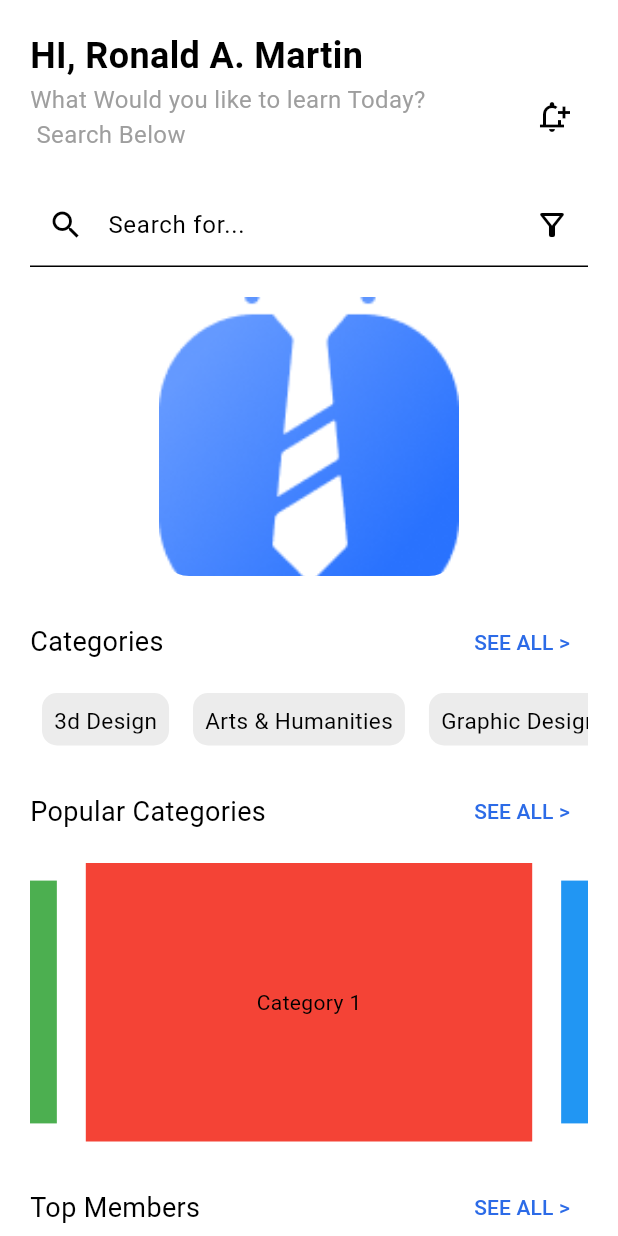
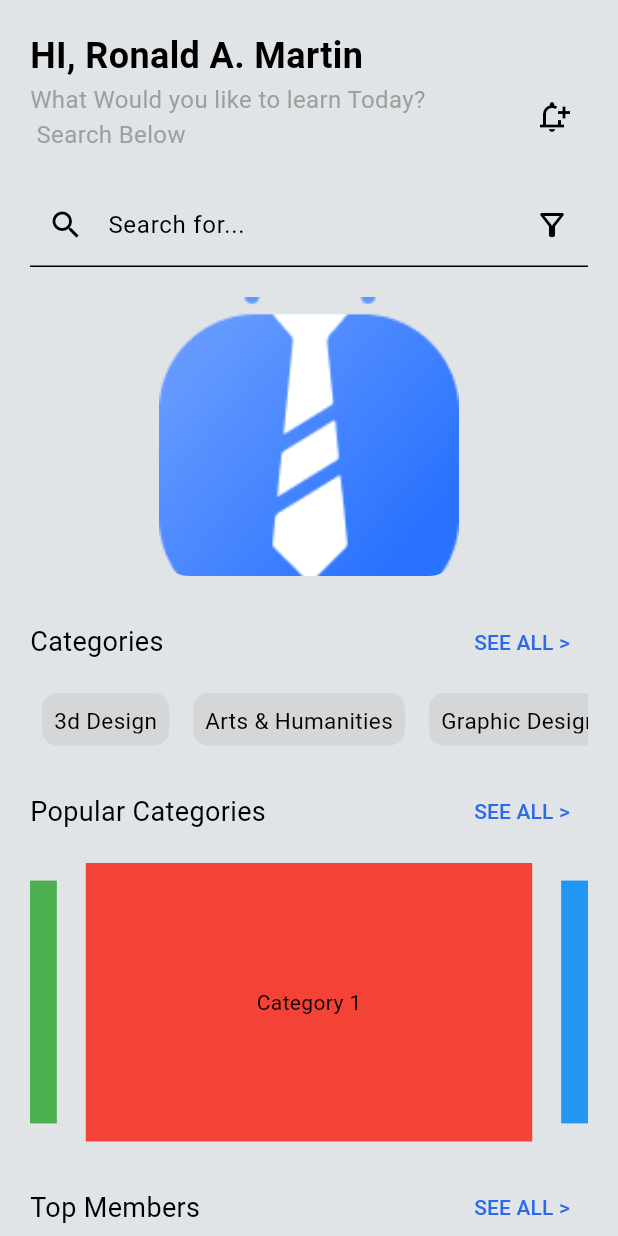
Before and after one commit to merazbd1996/elearn_app, a Flutter app: the HomeScreen screen opened by its route, on a phone screen of 412 x 824 dp. Run offline on Flutter 3.47's test engine with Material 3 defaults, Android fonts, the phone set to English and light mode, and no system bars; drawn by our look-alikes of carousel_slider; our stand-ins replace get.

Commit message:
first commit

```diff
--- a/lib/utils/colors.dart
+++ b/lib/utils/colors.dart
@@ -3,7 +3,7 @@ import 'package:flutter/material.dart';
 class AppColors {
   static const Color primary = Color(0xFF2C6BE7);
   static const Color secondary = Color(0xFF044ABB);
-  static const Color bg = Color(0xFFFFF7FC);
+  static const Color bg = Color.fromARGB(255, 225, 228, 231);
 
   // !---------------------Recruiter---------------------
   static const Color border = Color.fromARGB(255, 225, 228, 231);
--- a/lib/views/home/home_screen.dart
+++ b/lib/views/home/home_screen.dart
@@ -5,6 +5,7 @@ import 'package:flutter/cupertino.dart';
 import 'package:flutter/material.dart';
 import 'package:get/get.dart';
 
+import '../../utils/colors.dart';
 import '../profile/top_members.dart';
 
 class HomeScreen extends StatefulWidget {
@@ -20,6 +21,7 @@ class _HomeScreenState extends State<HomeScreen> {
   @override
   Widget build(BuildContext context) {
     return Scaffold(
+      backgroundColor: AppColors.bg,
       body: SafeArea(
         child: SingleChildScrollView(
           child: Wrap(
```
